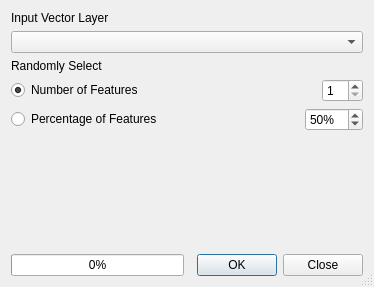
qgis/QGIS, file python/plugins/fTools/tools/frmRandom.ui: the form before one commit.
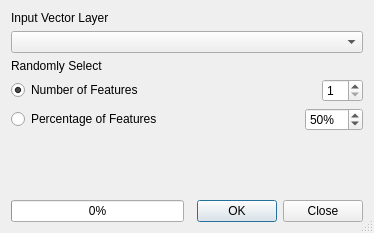
The form after the commit.

Patch:
```diff
--- a/python/plugins/fTools/tools/frmRandom.ui
+++ b/python/plugins/fTools/tools/frmRandom.ui
@@ -7,7 +7,7 @@
     <x>0</x>
     <y>0</y>
     <width>374</width>
-    <height>287</height>
+    <height>233</height>
    </rect>
   </property>
   <property name="windowTitle">
```
